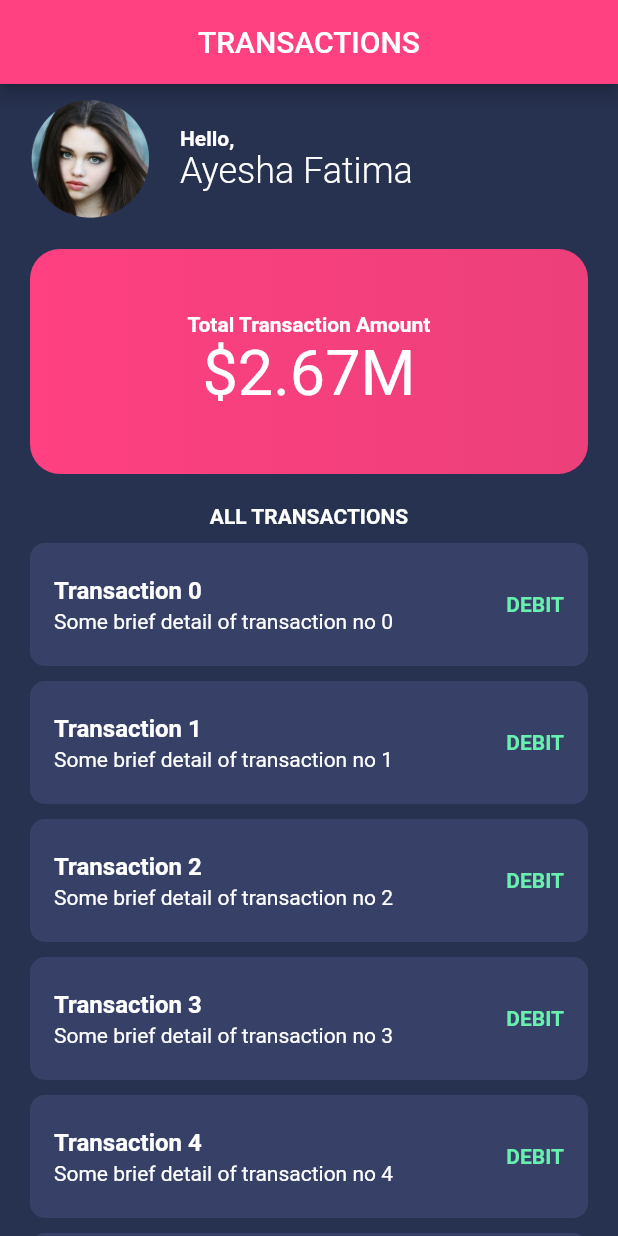
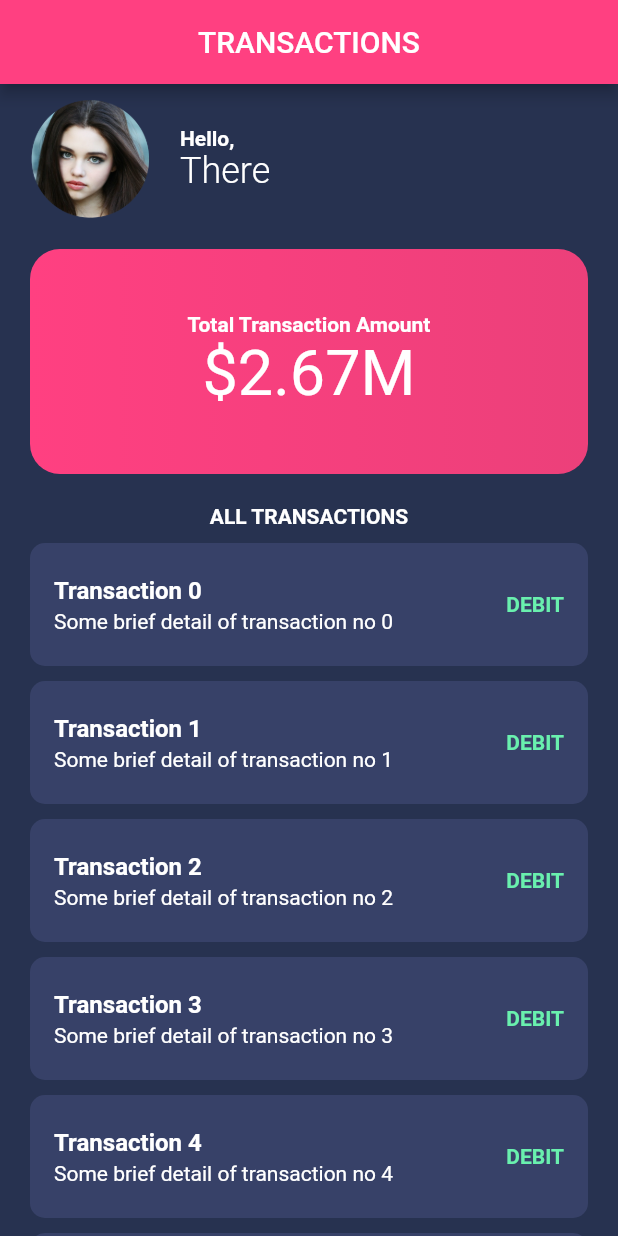
Before and after one commit to josvin912/Flutter-Assigment-1, a Flutter app: the screen it shows after launch, on a phone screen of 412 x 824 dp. Run offline on Flutter 3.47's test engine with Material 2 defaults, Android fonts, the phone set to English and light mode, and no system bars.

Commit message:
Update TransactionsScreen.dart

```diff
--- a/lib/screens/TransactionsScreen.dart
+++ b/lib/screens/TransactionsScreen.dart
@@ -25,7 +25,7 @@ class TransactionsScreen extends StatelessWidget{
                 crossAxisAlignment: CrossAxisAlignment.start,
                 children: <Widget>[
                   Text("Hello,", style: TextStyle(fontWeight: FontWeight.bold, color : Colors.white),),
-                  Text("Ayesha Fatima", style: TextStyle(fontSize: 24, color : Colors.white, fontWeight: FontWeight.w300),)
+                  Text("There", style: TextStyle(fontSize: 24, color : Colors.white, fontWeight: FontWeight.w300),)
                 ],
               )
             ],
```
